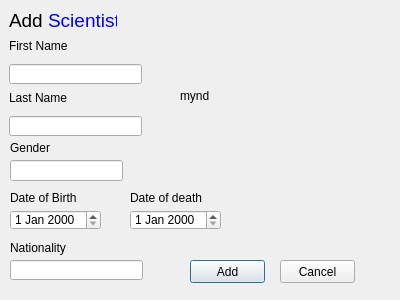
Above: ui/addscientistdialog.ui from VLN-H7/Skil3 before the change. Below: the same form after it.
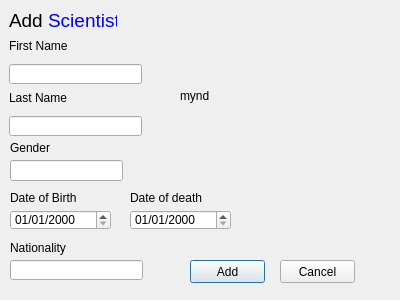
That is the form after the change.

```diff
--- a/ui/addscientistdialog.ui
+++ b/ui/addscientistdialog.ui
@@ -103,10 +103,13 @@
     <rect>
      <x>10</x>
      <y>210</y>
-     <width>91</width>
+     <width>101</width>
      <height>20</height>
     </rect>
    </property>
+   <property name="displayFormat">
+    <string>dd/MM/yyyy</string>
+   </property>
   </widget>
   <widget class="QLabel" name="nationality_label">
    <property name="geometry">
@@ -126,10 +129,13 @@
     <rect>
      <x>130</x>
      <y>210</y>
-     <width>91</width>
+     <width>101</width>
      <height>20</height>
     </rect>
    </property>
+   <property name="displayFormat">
+    <string>dd/MM/yyyy</string>
+   </property>
   </widget>
   <widget class="QLineEdit" name="nationality_input">
    <property name="geometry">
```
